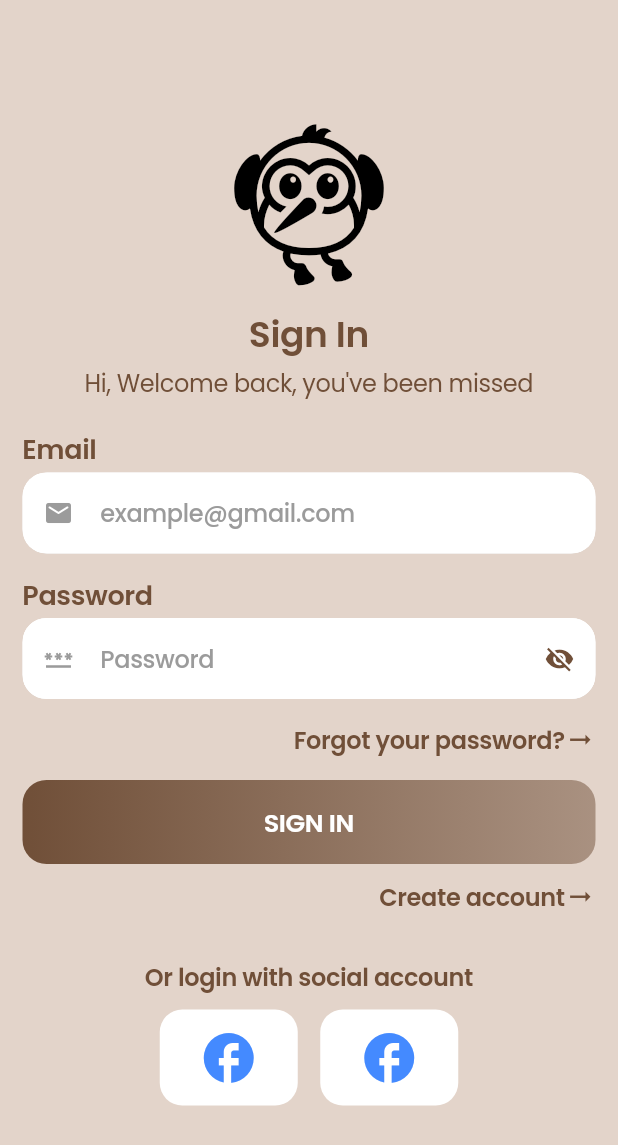
After one commit to RashadZA/clothing_stor_e_connerce_app, a Flutter app: the SignInScreen screen opened by its route, on a phone screen of 412 x 824 dp. The commit adds this screen. Shown: the top 1145 px of the screen. Run offline on Flutter 3.47's test engine with Material 3 defaults, Android fonts, the phone set to English and light mode, and no system bars; our stand-ins replace cached_network_image, dropdown_search, get, shared_preferences, shimmer; accounts and stored records are empty.

Commit message:
Sign In Screen Done.

```diff
--- a/lib/core/routes/app_pages.dart
+++ b/lib/core/routes/app_pages.dart
@@ -1,4 +1,6 @@
 import 'package:clothing_stor_e_connerce_app/core/API/service/api_repositories.dart';
+import 'package:clothing_stor_e_connerce_app/modules/startUp/auth/controller/sign_in_screen_controller.dart';
+import 'package:clothing_stor_e_connerce_app/modules/startUp/auth/view/sign_in_screen.dart';
 import 'package:clothing_stor_e_connerce_app/modules/startUp/onboarding/view/screen/on_boarding_screen.dart';
 import 'package:clothing_stor_e_connerce_app/modules/startUp/onboarding/controller/on_boarding_screen_controller.dart';
 import 'package:clothing_stor_e_connerce_app/modules/startUp/splash/splash_screen.dart';
@@ -38,13 +40,13 @@ class AppPages {
             () => Get.lazyPut<OnBoardingScreenController>(() => OnBoardingScreenController()),
       ),
     ),
-    // GetPage(
-    //   name: Routes.signInScreen,
-    //   page: () => const SignInScreen(),
-    //   binding: BindingsBuilder(
-    //         () => Get.lazyPut<SignInScreenController>(() => SignInScreenController()),
-    //   ),
-    // ),
+    GetPage(
+      name: Routes.signInScreen,
+      page: () => const SignInScreen(),
+      binding: BindingsBuilder(
+            () => Get.lazyPut<SignInScreenController>(() => SignInScreenController()),
+      ),
+    ),
     // GetPage(
     //   name: Routes.forgotScreen,
     //   page: () => const ForgotPasswordScreen(),
--- a/lib/core/utils/app_color.dart
+++ b/lib/core/utils/app_color.dart
@@ -1,6 +1,7 @@
 part of 'design_utils.dart';
 
-const Color scaffoldBackgroundColor = Color(0xFFF9F9F9);
+const Color scaffoldBackgroundColor = Color(0xFFE3D4CA);
+// const Color scaffoldBackgroundColor = Color(0xFFF9F9F9);
 const Color scaffoldAppBarColor = Colors.white;
 
 const Color transparentColor = Colors.transparent;
@@ -39,7 +40,7 @@ const Color defaultBorderColorOne = Color(0xFF222222);
 
 const Color defaultCardColorOne = Color(0xFFFFFFFF);
 
-const Color gradientStartColor = Color(0xFFDB3022);
+const Color gradientStartColor = Color(0xFF704F38);
 Color gradientEndColor = gradientStartColor.withValues(alpha:0.5);
 
 const errorColor = Color(0xFF9B9B9B);
--- /dev/null
+++ b/lib/modules/startUp/auth/controller/sign_in_screen_controller.dart
@@ -0,0 +1,47 @@
+import 'package:clothing_stor_e_connerce_app/core/routes/app_pages.dart';
+import 'package:flutter/material.dart';
+import 'package:get/get.dart';
+
+class SignInScreenController extends GetxController{
+  final TextEditingController nameTextEditController = TextEditingController();
+  final TextEditingController emailTextEditController = TextEditingController();
+  final TextEditingController passwordTextEditController = TextEditingController();
+
+  RxBool obscureTextStatus = true.obs;
+
+  @override
+  void onInit() {
+    init();
+    super.onInit();
+  }
+
+  Future<void> init() async {}
+
+  /// Sign In  button on pressed method
+  Future<void> signInOnPressedMethod() async {
+    Get.offNamed(Routes.mainScreen);
+  }
+
+  /// Create account  button on pressed method
+  Future<void> createAccountOnPressedMethod() async {
+    Get.offNamed(Routes.signUpScreen);
+  }
+
+  Future<void> passwordFieldObscureStatusChangeMethod() async {
+    obscureTextStatus.value = !obscureTextStatus.value;
+    update();
+  }
+
+  /// "Forgot your password?" Text button on pressed method
+  Future<void> forgotPasswordOnPressedMethod() async {
+    Get.toNamed(Routes.forgotScreen);
+  }
+
+  Future<void> close() async {}
+
+  @override
+  void onClose() {
+    close();
+    super.onClose();
+  }
+}
--- /dev/null
+++ b/lib/modules/startUp/auth/view/sign_in_screen.dart
@@ -0,0 +1,215 @@
+import 'package:clothing_stor_e_connerce_app/core/components/widgets/buttons/core_button.dart';
+import 'package:clothing_stor_e_connerce_app/core/components/widgets/buttons/core_flat_button.dart';
+import 'package:clothing_stor_e_connerce_app/core/components/widgets/core_text_field.dart';
+import 'package:clothing_stor_e_connerce_app/core/utils/design_utils.dart';
+import 'package:clothing_stor_e_connerce_app/modules/startUp/auth/controller/sign_in_screen_controller.dart';
+import 'package:flutter/material.dart';
+import 'package:get/get.dart';
+
+class SignInScreen extends GetWidget<SignInScreenController> {
+  const SignInScreen({super.key});
+
+  @override
+  Widget build(BuildContext context) {
+    return Scaffold(
+      backgroundColor: scaffoldBackgroundColor,
+      body: OrientationBuilder(
+        builder: (context, orientation) {
+          return Obx(()=> SingleChildScrollView(
+            padding: const EdgeInsets.all(defaultPadding),
+            child: Column(
+              mainAxisAlignment: MainAxisAlignment.start,
+              crossAxisAlignment: CrossAxisAlignment.start,
+              children: [
+                const SizedBox(
+                  height: 60,
+                ),
+                Center(
+                  child: const Icon(
+                    Icons.flutter_dash,
+                    size: 120,
+                  ),
+                ),
+                const SizedBox(
+                  height: 10,
+                ),
+                Center(
+                  child: Text(
+                    "Sign In",
+                    style: AppTextTheme.text24.copyWith(
+                        color: primaryColor,
+                        fontWeight: FontWeight.w600
+                    ),
+                  ),
+                ),
+                const SizedBox(
+                  height: 5,
+                ),
+                Center(
+                  child: Text(
+                    "Hi, Welcome back, you've been missed",
+                    style: AppTextTheme.text16.copyWith(
+                        color: primaryColor,
+                        fontWeight: FontWeight.w400
+                    ),
+                  ),
+                ),
+                const SizedBox(
+                  height: 20,
+                ),
+                Text(
+                  "Email",
+                  style: AppTextTheme.text18.copyWith(
+                      color: primaryColor,
+                      fontWeight: FontWeight.w600
+                  ),
+                ),
+                const SizedBox(
+                  height: 2,
+                ),
+                CoreTextField(
+                  hintText: "example@gmail.com",
+                  keyboardType: TextInputType.text,
+                  controller: controller.emailTextEditController,
+                  prefixIcon: Icons.email_rounded,
+                ),
+                const SizedBox(
+                  height: 15,
+                ),
+                Text(
+                  "Password",
+                  style: AppTextTheme.text18.copyWith(
+                      color: primaryColor,
+                      fontWeight: FontWeight.w600
+                  ),
+                ),
+                const SizedBox(
+                  height: 2,
+                ),
+                CoreTextField(
+                  hintText: "Password",
+                  keyboardType: TextInputType.text,
+                  textInputAction: TextInputAction.done,
+                  obscureText: controller.obscureTextStatus.value,
+                  controller: controller.passwordTextEditController,
+                  prefixIcon: Icons.password_outlined,
+                  suffixIcon: CoreButton(
+                    onPressed: ()=> controller.passwordFieldObscureStatusChangeMethod(),
+                    child: Icon(
+                      controller.obscureTextStatus.value ? Icons.visibility_off : Icons.visibility,
+                      size: 20,
+                    ),
+                  ),
+                ),
+                const SizedBox(
+                  height: 15,
+                ),
+                CoreButton(
+                  onPressed: () => controller.forgotPasswordOnPressedMethod(),
+                  child: Row(
+                    mainAxisAlignment: MainAxisAlignment.end,
+                    children: [
+                      Text(
+                        "Forgot your password?",
+                        style: AppTextTheme.text16.copyWith(
+                            color: primaryColor,
+                            fontWeight: FontWeight.w600
+                        ),
+                      ),
+                      Icon(
+                        Icons.arrow_right_alt,
+                        color: primaryColor,
+                      )
+                    ],
+                  ),
+                ),
+                const SizedBox(
+                  height: 15,
+                ),
+                CoreFlatButton(
+                  onPressed: () => controller.signInOnPressedMethod(),
+                  text: "SIGN IN",
+                  isGradientBg: true,
+                ),
+                const SizedBox(
+                  height: 10,
+                ),
+                CoreButton(
+                  onPressed: () => controller.createAccountOnPressedMethod(),
+                  child: Row(
+                    mainAxisAlignment: MainAxisAlignment.end,
+                    children: [
+                      Text(
+                        "Create account",
+                        style: AppTextTheme.text16.copyWith(
+                            color: primaryColor,
+                            fontWeight: FontWeight.w600
+                        ),
+                      ),
+                      Icon(
+                        Icons.arrow_right_alt,
+                        color: primaryColor,
+                      )
+                    ],
+                  ),
+                ),
+                const SizedBox(
+                  height: 30,
+                ),
+                Center(
+                  child: Text(
+                      "Or login with social account",
+                    style: AppTextTheme.text16.copyWith(
+                        color: primaryColor,
+                        fontWeight: FontWeight.w600
+                    ),
+                  ),
+                ),
+                const SizedBox(
+                  height: 10,
+                ),
+                Row(
+                  mainAxisAlignment: MainAxisAlignment.center,
+                  children: [
+                    CoreButton(
+                      child: Container(
+                        height: 64,
+                        width: 92,
+                        decoration: BoxDecoration(
+                            color: whiteColor,
+                            borderRadius: BorderRadius.circular(15)),
+                        child: const Icon(
+                          Icons.facebook,
+                          size: 40,
+                          color: Colors.blueAccent,
+                        ),
+                      ),
+                    ),
+                    const SizedBox(
+                      width: 15,
+                    ),
+                    CoreButton(
+                      child: Container(
+                        height: 64,
+                        width: 92,
+                        decoration: BoxDecoration(
+                            color: whiteColor,
+                            borderRadius: BorderRadius.circular(15)),
+                        child: const Icon(
+                          Icons.facebook,
+                          size: 40,
+                          color: Colors.blueAccent,
+                        ),
+                      ),
+                    ),
+                  ],
+                ),
+              ],
+            ),
+          ),
+          );
+        },
+      ),
+    );
+  }
+}
--- a/lib/modules/startUp/onboarding/view/screen/on_boarding_screen.dart
+++ b/lib/modules/startUp/onboarding/view/screen/on_boarding_screen.dart
@@ -1,5 +1,6 @@
 import 'package:clothing_stor_e_connerce_app/core/components/widgets/buttons/custom_text_button.dart';
 import 'package:clothing_stor_e_connerce_app/core/components/widgets/buttons/icon_custom_button.dart';
+import 'package:clothing_stor_e_connerce_app/core/routes/app_pages.dart';
 import 'package:clothing_stor_e_connerce_app/core/utils/design_utils.dart';
 import 'package:clothing_stor_e_connerce_app/modules/startUp/onboarding/controller/on_boarding_screen_controller.dart';
 import 'package:flutter/material.dart';
@@ -10,7 +11,7 @@ class OnBoardingScreen extends GetWidget<OnBoardingScreenController> {
 
   @override
   Widget build(BuildContext context) {
-    return Scaffold(
+    return Obx(()=> Scaffold(
       body: SizedBox(
         width: Get.width,
         height: Get.height,
@@ -38,13 +39,14 @@ class OnBoardingScreen extends GetWidget<OnBoardingScreenController> {
                 width: 60,
                 height: 40,
                 onPressed: () {
-                    Get.snackbar(
-                      'Completed!',
-                      'Onboarding process finished',
-                      snackPosition: SnackPosition.BOTTOM,
-                      backgroundColor: Colors.green,
-                      colorText: Colors.white,
-                    );
+                  Get.offNamed(Routes.signInScreen);
+                  // Get.snackbar(
+                  //   'Completed!',
+                  //   'Onboarding process finished',
+                  //   snackPosition: SnackPosition.BOTTOM,
+                  //   backgroundColor: Colors.green,
+                  //   colorText: Colors.white,
+                  // );
                 },
                 buttonText: "Skip",
                 buttonColor: primaryColor,
@@ -62,7 +64,7 @@ class OnBoardingScreen extends GetWidget<OnBoardingScreenController> {
                   mainAxisAlignment: MainAxisAlignment.spaceEvenly,
                   children: [
                     // Previous Button
-                    Obx(() => AnimatedOpacity(
+                    AnimatedOpacity(
                       opacity: controller.currentScreenIndex.value > 0 ? 1.0 : 0.0,
                       duration: const Duration(milliseconds: 300),
                       child: AnimatedContainer(
@@ -76,10 +78,9 @@ class OnBoardingScreen extends GetWidget<OnBoardingScreenController> {
                         ),
                       ),
                     ),
-                    ),
 
                     // Page Indicator
-                    Obx(() => Row(
+                    Row(
                       mainAxisAlignment: MainAxisAlignment.center,
                       children: List.generate(controller.screens.length, (index) {
                         return AnimatedContainer(
@@ -95,11 +96,10 @@ class OnBoardingScreen extends GetWidget<OnBoardingScreenController> {
                           ),
                         );
                       }),
-                    )),
+                    ),
 
                     // Next/Finish Button
-
-                    Obx(() => AnimatedSwitcher(
+                    AnimatedSwitcher(
                       duration: const Duration(milliseconds: 300),
                       child: controller.currentScreenIndex.value < controller.screens.length - 1 ? IconCustomButton(
                         onPressed: controller.goToNextScreen,
@@ -110,13 +110,14 @@ class OnBoardingScreen extends GetWidget<OnBoardingScreenController> {
                         width: 100,
                         height: 40,
                         onPressed: () {
-                          Get.snackbar(
-                            'Completed!',
-                            'Onboarding process finished',
-                            snackPosition: SnackPosition.BOTTOM,
-                            backgroundColor: Colors.green,
-                            colorText: Colors.white,
-                          );
+                          Get.offNamed(Routes.signInScreen);
+                          // Get.snackbar(
+                          //   'Completed!',
+                          //   'Onboarding process finished',
+                          //   snackPosition: SnackPosition.BOTTOM,
+                          //   backgroundColor: Colors.green,
+                          //   colorText: Colors.white,
+                          // );
                         },
                         buttonText: "Finished",
                         buttonColor: primaryColor,
@@ -125,7 +126,7 @@ class OnBoardingScreen extends GetWidget<OnBoardingScreenController> {
                         ),
                         isButtonIsTapped: false,
                       ),
-                    )),
+                    ),
                   ],
                 ),
               ),
@@ -133,6 +134,7 @@ class OnBoardingScreen extends GetWidget<OnBoardingScreenController> {
           ],
         ),
       ),
+    ),
     );
   }
 }
```
Lines whose indentation alone changed are shown as unchanged.
